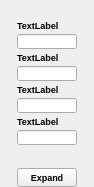
Arcachofo/SimulIDE-dev, file src/gui/dataplotwidget/datawidget.ui: the form before one commit.
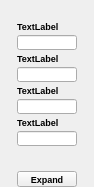
The form after the commit.

The edit to the form file:
```diff
--- a/src/gui/dataplotwidget/datawidget.ui
+++ b/src/gui/dataplotwidget/datawidget.ui
@@ -55,6 +55,12 @@
          <verstretch>0</verstretch>
         </sizepolicy>
        </property>
+       <property name="maximumSize">
+        <size>
+         <width>60</width>
+         <height>11</height>
+        </size>
+       </property>
        <property name="font">
         <font>
          <pointsize>7</pointsize>
@@ -107,6 +113,12 @@
          <verstretch>0</verstretch>
         </sizepolicy>
        </property>
+       <property name="maximumSize">
+        <size>
+         <width>60</width>
+         <height>11</height>
+        </size>
+       </property>
        <property name="font">
         <font>
          <pointsize>7</pointsize>
@@ -159,6 +171,12 @@
          <verstretch>0</verstretch>
         </sizepolicy>
        </property>
+       <property name="maximumSize">
+        <size>
+         <width>60</width>
+         <height>11</height>
+        </size>
+       </property>
        <property name="font">
         <font>
          <pointsize>7</pointsize>
@@ -211,6 +229,12 @@
          <verstretch>0</verstretch>
         </sizepolicy>
        </property>
+       <property name="maximumSize">
+        <size>
+         <width>60</width>
+         <height>11</height>
+        </size>
+       </property>
        <property name="font">
         <font>
          <pointsize>7</pointsize>
@@ -276,10 +300,16 @@
          <verstretch>0</verstretch>
         </sizepolicy>
        </property>
+       <property name="minimumSize">
+        <size>
+         <width>60</width>
+         <height>16</height>
+        </size>
+       </property>
        <property name="maximumSize">
         <size>
          <width>60</width>
-         <height>16777215</height>
+         <height>16</height>
         </size>
        </property>
        <property name="font">
```
